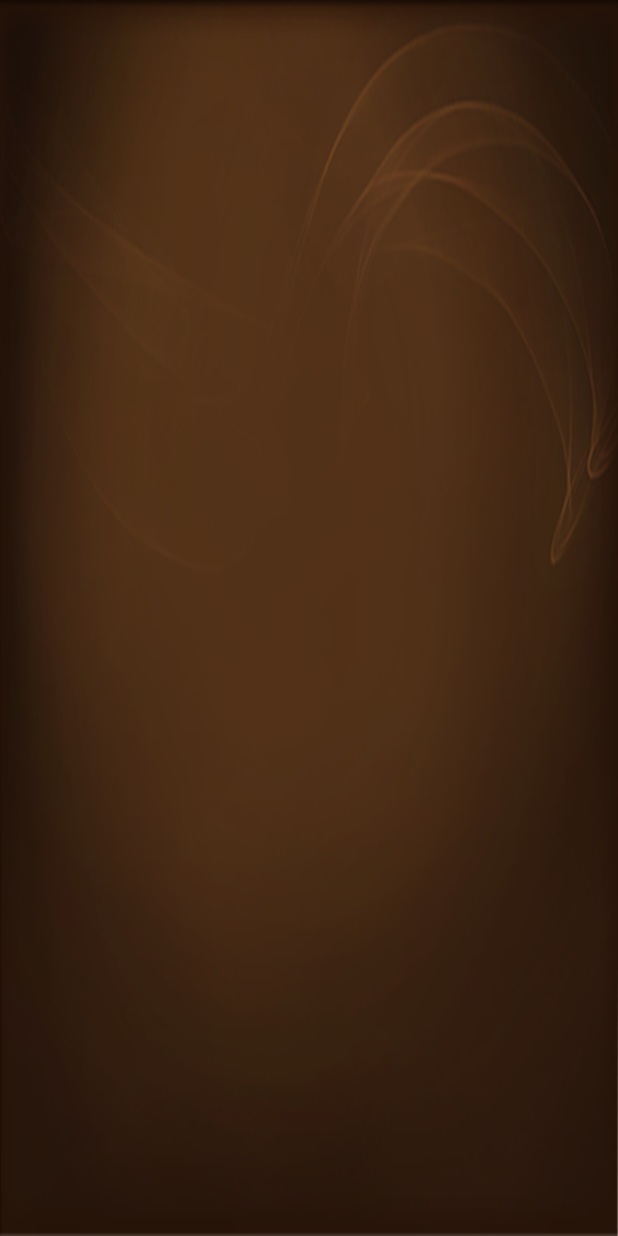
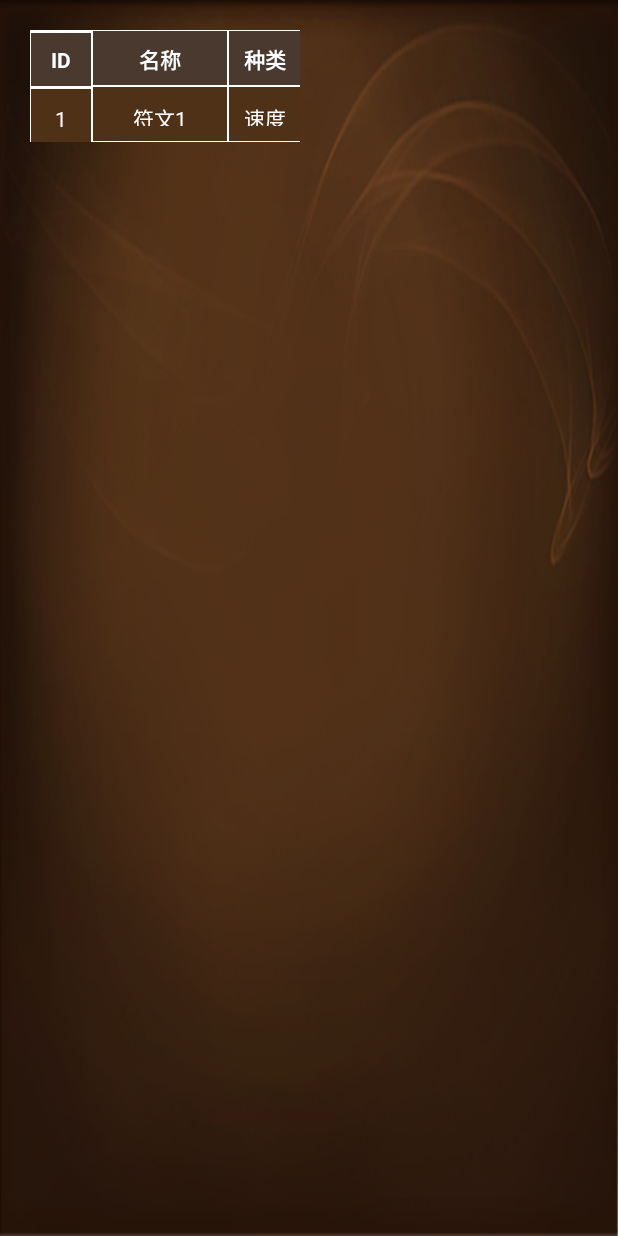
Before and after one commit to westcounty/SummonersSimulator, an Android app: the fuwenMoni screen opened directly, with no data from a screen before it, on a phone screen of 412 x 824 dp. Run offline under Robolectric (Android 15) with nearby library versions, the light colour scheme and no system bars.

Commit message:
凑合了一个符文模拟
先上线……

```diff
--- a/app/src/main/res/layout/activity_fuwen_moni.xml
+++ b/app/src/main/res/layout/activity_fuwen_moni.xml
@@ -4,6 +4,146 @@
     android:background="@drawable/back1"
     tools:context="cn.com.geeeeker.field.summonerssimulator.ui.fuwenMoni">
 
+    //固定的符文列表表头
+    <TableLayout
+        android:layout_width="180dp"
+        android:layout_marginLeft="20dp"
+        android:layout_marginTop="20dp"
+        android:layout_height="wrap_content"
+        android:background="#FFFFFF"
+        android:id="@+id/fuwenliebiaobiaotou"
+        >
+        <TableRow
+            android:layout_height="48dp"
+            android:layout_width="wrap_content">
+            <TextView android:text="ID"
+                android:layout_width="40dp"
+                android:padding="8dp"
+                android:layout_height="36dp"
+                android:background="#49392f"
+                android:textStyle="bold"
+                android:gravity="center"
+                android:textColor="#FFFFFF"
+                android:layout_margin="0.5dp"
+                />
+            <TextView android:text="名称"
+                android:layout_width="89dp"
+                android:padding="8dp"
+                android:layout_height="36dp"
+                android:background="#49392f"
+                android:textStyle="bold"
+                android:gravity="center"
+                android:textColor="#FFFFFF"
+                android:layout_margin="0.5dp"
+                />
+            <TextView android:text="种类"
+                android:layout_width="48dp"
+                android:layout_height="36dp"
+                android:textStyle="bold"
+                android:padding="8dp"
+                android:background="#49392f"
+                android:gravity="center"
+                android:textColor="#FFFFFF"
+                android:layout_margin="0.5dp"/>
+
+        </TableRow>>
+
+    </TableLayout>
+
+
+    //符文列表，可滚动
+    <ScrollView
+        android:layout_width="180dp"
+        android:layout_height="480dp"
+        android:layout_marginLeft="20dp"
+        android:layout_below="@+id/fuwenliebiaobiaotou"
+        >
+
+        <TableLayout
+            android:layout_width="fill_parent"
+            android:layout_height="wrap_content"
+            android:background="#FFFFFF"
+            >
+            <TableRow android:layout_width="wrap_content"
+                android:layout_height="wrap_content">
+                <TextView android:text="1"
+                    android:layout_width="40dp"
+                    android:padding="10dp"
+                    android:background="#4f3118"
+                    android:layout_height="36dp"
+                    android:gravity="center"
+                    android:textColor="#FFFFFF"
+                    android:layout_margin="0.5dp"
+                    />
+                <TextView android:text="符文1"
+                    android:layout_width="89dp"
+                    android:padding="10dp"
+                    android:background="#4f3118"
+                    android:layout_height="36dp"
+                    android:gravity="center"
+                    android:textColor="#FFFFFF"
+                    android:layout_margin="0.5dp"
+                    />
+                <TextView android:text="速度"
+                    android:layout_width="48dp"
+                    android:padding="10dp"
+                    android:background="#4f3118"
+                    android:layout_height="36dp"
+                    android:gravity="center"
+                    android:textColor="#FFFFFF"
+                    android:layout_margin="0.5dp"/>
+
+            </TableRow>>
+        </TableLayout>
+    </ScrollView>
+
+
+    //符文详情的固定表头
+    <TableLayout
+        android:layout_width="180dp"
+        android:layout_marginLeft="20dp"
+        android:layout_marginTop="20dp"
+        android:layout_height="wrap_content"
+
+        android:background="#FFFFFF"
+        >
+        <TableRow
+            android:layout_height="48dp"
+            android:layout_width="wrap_content">
+            <TextView android:text="ID"
+                android:layout_width="40dp"
+                android:padding="8dp"
+                android:layout_height="36dp"
+                android:background="#49392f"
+                android:textStyle="bold"
+                android:gravity="center"
+                android:textColor="#FFFFFF"
+                android:layout_margin="0.5dp"
+                />
+            <TextView android:text="名称"
+                android:layout_width="89dp"
+                android:padding="8dp"
+                android:layout_height="36dp"
+                android:background="#49392f"
+                android:textStyle="bold"
+                android:gravity="center"
+                android:textColor="#FFFFFF"
+                android:layout_margin="0.5dp"
+                />
+            <TextView android:text="种类"
+                android:layout_width="48dp"
+                android:layout_height="36dp"
+                android:textStyle="bold"
+                android:padding="8dp"
+                android:background="#49392f"
+                android:gravity="center"
+                android:textColor="#FFFFFF"
+                android:layout_margin="0.5dp"/>
+
+        </TableRow>>
+
+    </TableLayout>
+
 
 
 </RelativeLayout>
```
